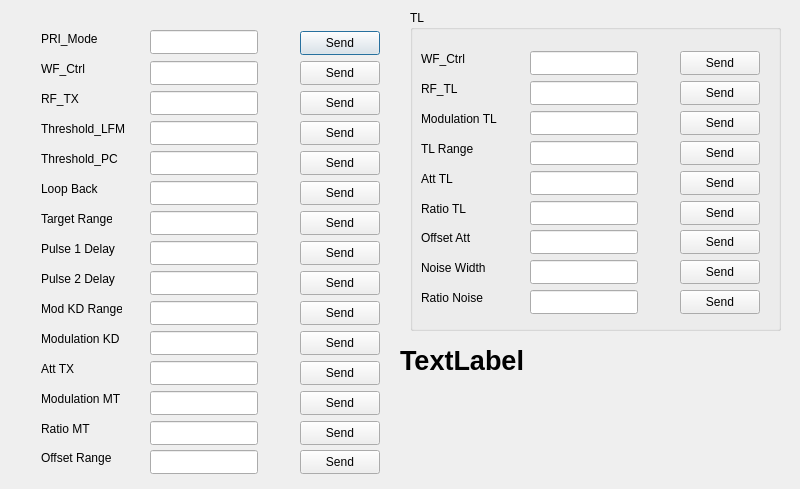
First picture: the form in fpgacontroldialog.ui, repository Minhh17/minitestQT, before the edit.
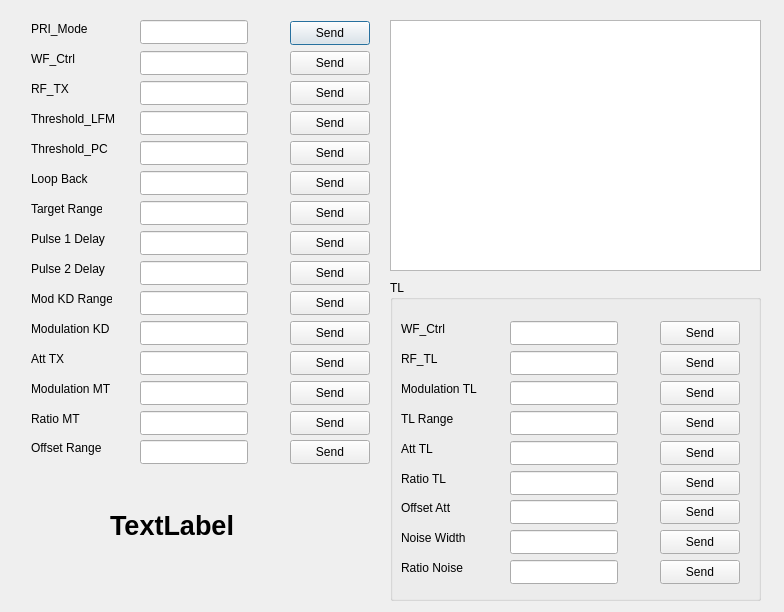
Second picture: the form after the edit.

The edit to the form file:
```diff
--- a/fpgacontroldialog.ui
+++ b/fpgacontroldialog.ui
@@ -6,8 +6,8 @@
    <rect>
     <x>0</x>
     <y>0</y>
-    <width>800</width>
-    <height>489</height>
+    <width>784</width>
+    <height>612</height>
    </rect>
   </property>
   <property name="windowTitle">
@@ -16,8 +16,8 @@
   <widget class="QLabel" name="label">
    <property name="geometry">
     <rect>
-     <x>41</x>
-     <y>31</y>
+     <x>31</x>
+     <y>21</y>
      <width>81</width>
      <height>16</height>
     </rect>
@@ -29,8 +29,8 @@
   <widget class="QLineEdit" name="ln_priMode">
    <property name="geometry">
     <rect>
-     <x>150</x>
-     <y>30</y>
+     <x>140</x>
+     <y>20</y>
      <width>108</width>
      <height>24</height>
     </rect>
@@ -39,8 +39,8 @@
   <widget class="QPushButton" name="btn_pri_mode">
    <property name="geometry">
     <rect>
-     <x>300</x>
-     <y>31</y>
+     <x>290</x>
+     <y>21</y>
      <width>80</width>
      <height>24</height>
     </rect>
@@ -52,8 +52,8 @@
   <widget class="QGroupBox" name="groupBox">
    <property name="geometry">
     <rect>
-     <x>410</x>
-     <y>10</y>
+     <x>390</x>
+     <y>280</y>
      <width>371</width>
      <height>321</height>
     </rect>
@@ -389,10 +389,10 @@
   <widget class="QLabel" name="lbl_serial_state">
    <property name="geometry">
     <rect>
-     <x>400</x>
-     <y>320</y>
-     <width>251</width>
-     <height>81</height>
+     <x>110</x>
+     <y>510</y>
+     <width>181</width>
+     <height>31</height>
     </rect>
    </property>
    <property name="font">
@@ -408,8 +408,8 @@
   <widget class="QLabel" name="label_2">
    <property name="geometry">
     <rect>
-     <x>41</x>
-     <y>61</y>
+     <x>31</x>
+     <y>51</y>
      <width>71</width>
      <height>16</height>
     </rect>
@@ -421,8 +421,8 @@
   <widget class="QLineEdit" name="ln_wf_ctrl_mt">
    <property name="geometry">
     <rect>
-     <x>150</x>
-     <y>61</y>
+     <x>140</x>
+     <y>51</y>
      <width>108</width>
      <height>24</height>
     </rect>
@@ -431,8 +431,8 @@
   <widget class="QPushButton" name="btn_wf_ctrl">
    <property name="geometry">
     <rect>
-     <x>300</x>
-     <y>61</y>
+     <x>290</x>
+     <y>51</y>
      <width>80</width>
      <height>24</height>
     </rect>
@@ -444,8 +444,8 @@
   <widget class="QPushButton" name="btn_rf_tx">
    <property name="geometry">
     <rect>
-     <x>300</x>
-     <y>91</y>
+     <x>290</x>
+     <y>81</y>
      <width>80</width>
      <height>24</height>
     </rect>
@@ -457,8 +457,8 @@
   <widget class="QLineEdit" name="ln_rf_tx">
    <property name="geometry">
     <rect>
-     <x>150</x>
-     <y>91</y>
+     <x>140</x>
+     <y>81</y>
      <width>108</width>
      <height>24</height>
     </rect>
@@ -467,8 +467,8 @@
   <widget class="QLabel" name="label_3">
    <property name="geometry">
     <rect>
-     <x>41</x>
-     <y>91</y>
+     <x>31</x>
+     <y>81</y>
      <width>71</width>
      <height>16</height>
     </rect>
@@ -480,8 +480,8 @@
   <widget class="QLineEdit" name="ln_att_tx">
    <property name="geometry">
     <rect>
-     <x>150</x>
-     <y>361</y>
+     <x>140</x>
+     <y>351</y>
      <width>108</width>
      <height>24</height>
     </rect>
@@ -490,8 +490,8 @@
   <widget class="QPushButton" name="btn_att_tx">
    <property name="geometry">
     <rect>
-     <x>300</x>
-     <y>361</y>
+     <x>290</x>
+     <y>351</y>
      <width>80</width>
      <height>24</height>
     </rect>
@@ -503,8 +503,8 @@
   <widget class="QLabel" name="label_15">
    <property name="geometry">
     <rect>
-     <x>41</x>
-     <y>361</y>
+     <x>31</x>
+     <y>351</y>
      <width>81</width>
      <height>16</height>
     </rect>
@@ -516,8 +516,8 @@
   <widget class="QLabel" name="label_14">
    <property name="geometry">
     <rect>
-     <x>41</x>
-     <y>271</y>
+     <x>31</x>
+     <y>261</y>
      <width>81</width>
      <height>16</height>
     </rect>
@@ -529,8 +529,8 @@
   <widget class="QLineEdit" name="ln_pulse2_delay">
    <property name="geometry">
     <rect>
-     <x>150</x>
-     <y>271</y>
+     <x>140</x>
+     <y>261</y>
      <width>108</width>
      <height>24</height>
     </rect>
@@ -539,8 +539,8 @@
   <widget class="QPushButton" name="btn_pulse2">
    <property name="geometry">
     <rect>
-     <x>300</x>
-     <y>271</y>
+     <x>290</x>
+     <y>261</y>
      <width>80</width>
      <height>24</height>
     </rect>
@@ -552,8 +552,8 @@
   <widget class="QLabel" name="label_8">
    <property name="geometry">
     <rect>
-     <x>41</x>
-     <y>181</y>
+     <x>31</x>
+     <y>171</y>
      <width>81</width>
      <height>16</height>
     </rect>
@@ -565,8 +565,8 @@
   <widget class="QLineEdit" name="ln_loopback">
    <property name="geometry">
     <rect>
-     <x>150</x>
-     <y>181</y>
+     <x>140</x>
+     <y>171</y>
      <width>108</width>
      <height>24</height>
     </rect>
@@ -575,8 +575,8 @@
   <widget class="QPushButton" name="btn_loopback">
    <property name="geometry">
     <rect>
-     <x>300</x>
-     <y>181</y>
+     <x>290</x>
+     <y>171</y>
      <width>80</width>
      <height>24</height>
     </rect>
@@ -588,8 +588,8 @@
   <widget class="QLabel" name="label_9">
    <property name="geometry">
     <rect>
-     <x>41</x>
-     <y>421</y>
+     <x>31</x>
+     <y>411</y>
      <width>91</width>
      <height>16</height>
     </rect>
@@ -601,8 +601,8 @@
   <widget class="QLineEdit" name="ln_ratio_mt">
    <property name="geometry">
     <rect>
-     <x>150</x>
-     <y>421</y>
+     <x>140</x>
+     <y>411</y>
      <width>108</width>
      <height>24</height>
     </rect>
@@ -611,8 +611,8 @@
   <widget class="QPushButton" name="btn_ratio_mt">
    <property name="geometry">
     <rect>
-     <x>300</x>
-     <y>421</y>
+     <x>290</x>
+     <y>411</y>
      <width>80</width>
      <height>24</height>
     </rect>
@@ -624,8 +624,8 @@
   <widget class="QLineEdit" name="ln_target_range">
    <property name="geometry">
     <rect>
-     <x>150</x>
-     <y>211</y>
+     <x>140</x>
+     <y>201</y>
      <width>108</width>
      <height>24</height>
     </rect>
@@ -634,8 +634,8 @@
   <widget class="QLabel" name="label_5">
    <property name="geometry">
     <rect>
-     <x>41</x>
-     <y>211</y>
+     <x>31</x>
+     <y>201</y>
      <width>71</width>
      <height>16</height>
     </rect>
@@ -647,8 +647,8 @@
   <widget class="QPushButton" name="btn_target_range">
    <property name="geometry">
     <rect>
-     <x>300</x>
-     <y>211</y>
+     <x>290</x>
+     <y>201</y>
      <width>80</width>
      <height>24</height>
     </rect>
@@ -660,8 +660,8 @@
   <widget class="QLabel" name="label_12">
    <property name="geometry">
     <rect>
-     <x>41</x>
-     <y>331</y>
+     <x>31</x>
+     <y>321</y>
      <width>91</width>
      <height>16</height>
     </rect>
@@ -673,8 +673,8 @@
   <widget class="QLineEdit" name="ln_mod_kd_onOff">
    <property name="geometry">
     <rect>
-     <x>150</x>
-     <y>331</y>
+     <x>140</x>
+     <y>321</y>
      <width>108</width>
      <height>24</height>
     </rect>
@@ -683,8 +683,8 @@
   <widget class="QPushButton" name="btn_mod_kd">
    <property name="geometry">
     <rect>
-     <x>300</x>
-     <y>331</y>
+     <x>290</x>
+     <y>321</y>
      <width>80</width>
      <height>24</height>
     </rect>
@@ -696,8 +696,8 @@
   <widget class="QLabel" name="label_16">
    <property name="geometry">
     <rect>
-     <x>41</x>
-     <y>301</y>
+     <x>31</x>
+     <y>291</y>
      <width>81</width>
      <height>16</height>
     </rect>
@@ -709,8 +709,8 @@
   <widget class="QPushButton" name="btn_mod_kd_range">
    <property name="geometry">
     <rect>
-     <x>300</x>
-     <y>301</y>
+     <x>290</x>
+     <y>291</y>
      <width>80</width>
      <height>24</height>
     </rect>
@@ -722,8 +722,8 @@
   <widget class="QLineEdit" name="ln_mod_kd_range">
    <property name="geometry">
     <rect>
-     <x>150</x>
-     <y>301</y>
+     <x>140</x>
+     <y>291</y>
      <width>108</width>
      <height>24</height>
     </rect>
@@ -732,8 +732,8 @@
   <widget class="QPushButton" name="btn_pulse1">
    <property name="geometry">
     <rect>
-     <x>300</x>
-     <y>241</y>
+     <x>290</x>
+     <y>231</y>
      <width>80</width>
      <height>24</height>
     </rect>
@@ -745,8 +745,8 @@
   <widget class="QLabel" name="label_7">
    <property name="geometry">
     <rect>
-     <x>41</x>
-     <y>241</y>
+     <x>31</x>
+     <y>231</y>
      <width>81</width>
      <height>16</height>
     </rect>
@@ -758,8 +758,8 @@
   <widget class="QLineEdit" name="ln_pulse1_delay">
    <property name="geometry">
     <rect>
-     <x>150</x>
-     <y>241</y>
+     <x>140</x>
+     <y>231</y>
      <width>108</width>
      <height>24</height>
     </rect>
@@ -768,8 +768,8 @@
   <widget class="QLabel" name="label_13">
    <property name="geometry">
     <rect>
-     <x>41</x>
-     <y>391</y>
+     <x>31</x>
+     <y>381</y>
      <width>91</width>
      <height>16</height>
     </rect>
@@ -781,8 +781,8 @@
   <widget class="QLineEdit" name="ln_mod_mt">
    <property name="geometry">
     <rect>
-     <x>150</x>
-     <y>391</y>
+     <x>140</x>
+     <y>381</y>
      <width>108</width>
      <height>24</height>
     </rect>
@@ -791,8 +791,8 @@
   <widget class="QPushButton" name="btn_mod_mt">
    <property name="geometry">
     <rect>
-     <x>300</x>
-     <y>391</y>
+     <x>290</x>
+     <y>381</y>
      <width>80</width>
      <height>24</height>
     </rect>
@@ -804,8 +804,8 @@
   <widget class="QLabel" name="label_6">
    <property name="geometry">
     <rect>
-     <x>41</x>
-     <y>151</y>
+     <x>31</x>
+     <y>141</y>
      <width>81</width>
      <height>16</height>
     </rect>
@@ -817,8 +817,8 @@
   <widget class="QLineEdit" name="ln_Thres_pc">
    <property name="geometry">
     <rect>
-     <x>150</x>
-     <y>151</y>
+     <x>140</x>
+     <y>141</y>
      <width>108</width>
      <height>24</height>
     </rect>
@@ -827,8 +827,8 @@
   <widget class="QPushButton" name="btn_thres_pc">
    <property name="geometry">
     <rect>
-     <x>300</x>
-     <y>151</y>
+     <x>290</x>
+     <y>141</y>
      <width>80</width>
      <height>24</height>
     </rect>
@@ -840,8 +840,8 @@
   <widget class="QLabel" name="label_4">
    <property name="geometry">
     <rect>
-     <x>41</x>
-     <y>121</y>
+     <x>31</x>
+     <y>111</y>
      <width>91</width>
      <height>16</height>
     </rect>
@@ -853,8 +853,8 @@
   <widget class="QLineEdit" name="ln_Thres_lfm">
    <property name="geometry">
     <rect>
-     <x>150</x>
-     <y>121</y>
+     <x>140</x>
+     <y>111</y>
      <width>108</width>
      <height>24</height>
     </rect>
@@ -863,8 +863,8 @@
   <widget class="QPushButton" name="btn_thres_lfm">
    <property name="geometry">
     <rect>
-     <x>300</x>
-     <y>121</y>
+     <x>290</x>
+     <y>111</y>
      <width>80</width>
      <height>24</height>
     </rect>
@@ -876,8 +876,8 @@
   <widget class="QPushButton" name="btn_offset_range">
    <property name="geometry">
     <rect>
-     <x>300</x>
-     <y>450</y>
+     <x>290</x>
+     <y>440</y>
      <width>80</width>
      <height>24</height>
     </rect>
@@ -889,8 +889,8 @@
   <widget class="QLabel" name="label_21">
    <property name="geometry">
     <rect>
-     <x>41</x>
-     <y>450</y>
+     <x>31</x>
+     <y>440</y>
      <width>91</width>
      <height>16</height>
     </rect>
@@ -902,13 +902,23 @@
   <widget class="QLineEdit" name="ln_offset_range">
    <property name="geometry">
     <rect>
-     <x>150</x>
-     <y>450</y>
+     <x>140</x>
+     <y>440</y>
      <width>108</width>
      <height>24</height>
     </rect>
    </property>
   </widget>
+  <widget class="QGraphicsView" name="graphicsView">
+   <property name="geometry">
+    <rect>
+     <x>390</x>
+     <y>20</y>
+     <width>371</width>
+     <height>251</height>
+    </rect>
+   </property>
+  </widget>
  </widget>
  <resources/>
  <connections/>
```
